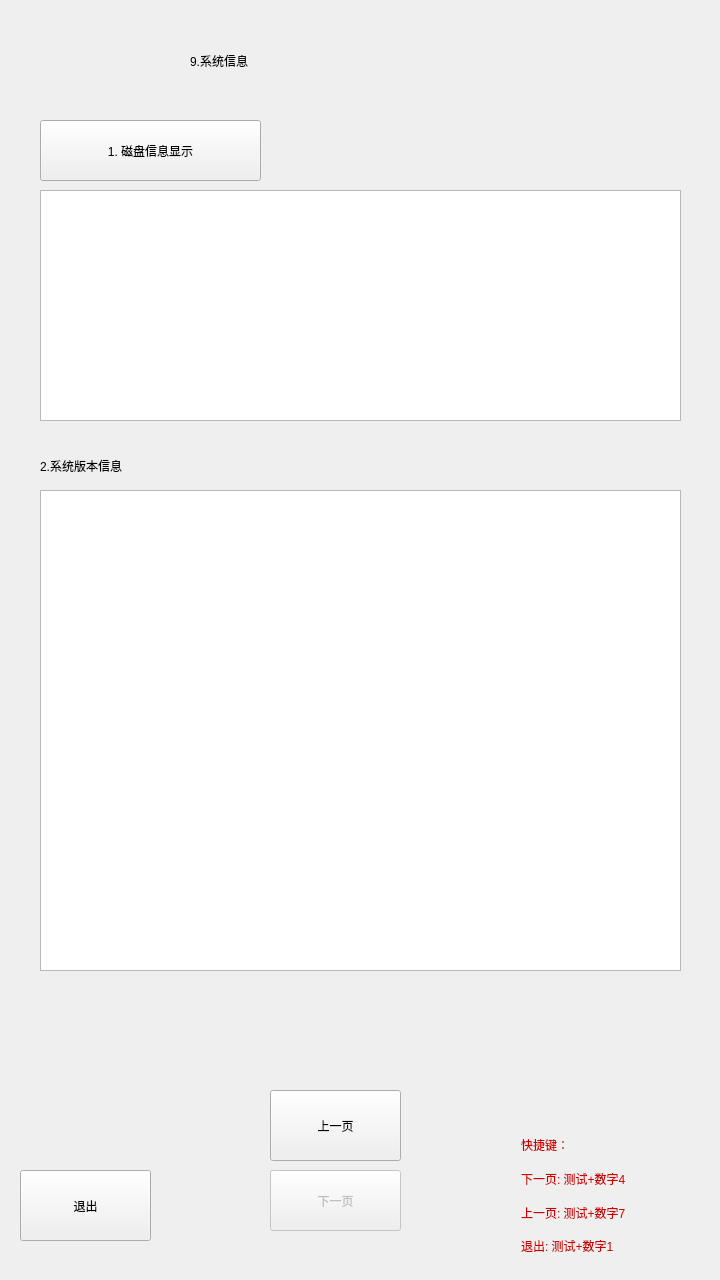
zhaozhi0810/qt5-rk3399-test-2023-05-gz, file widget.ui: the form before one commit.
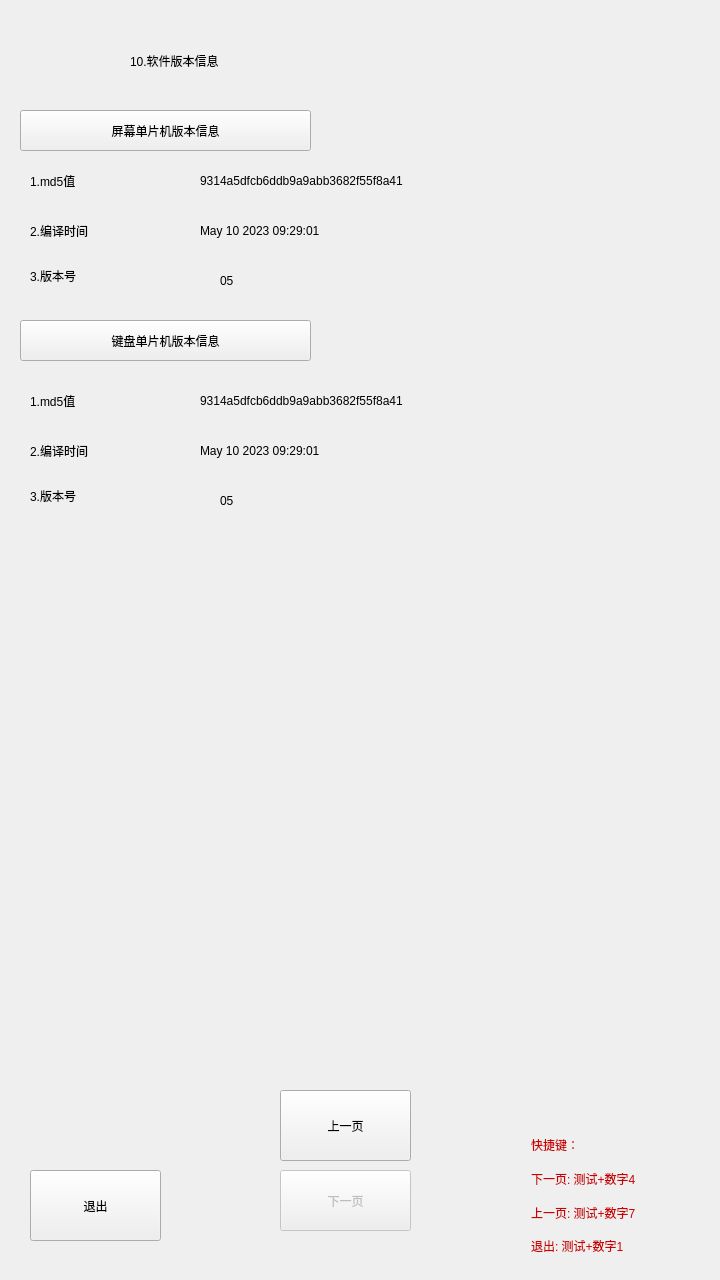
The form after the commit.

```diff
--- a/widget.ui
+++ b/widget.ui
@@ -32,7 +32,7 @@
     </sizepolicy>
    </property>
    <property name="currentIndex">
-    <number>8</number>
+    <number>9</number>
    </property>
    <widget class="QWidget" name="page">
     <widget class="QWidget" name="verticalLayoutWidget">
@@ -4743,7 +4743,7 @@
     </widget>
     <widget class="QPushButton" name="pushButton_Next9">
      <property name="enabled">
-      <bool>false</bool>
+      <bool>true</bool>
      </property>
      <property name="geometry">
       <rect>
@@ -4897,6 +4897,364 @@
      </property>
     </widget>
    </widget>
+   <widget class="QWidget" name="page_10">
+    <widget class="QLabel" name="label_Page10_title">
+     <property name="geometry">
+      <rect>
+       <x>130</x>
+       <y>10</y>
+       <width>441</width>
+       <height>101</height>
+      </rect>
+     </property>
+     <property name="styleSheet">
+      <string notr="true">font: 40pt &quot;Ubuntu&quot;;</string>
+     </property>
+     <property name="text">
+      <string>10.软件版本信息</string>
+     </property>
+    </widget>
+    <widget class="QPushButton" name="pushButton_lcd_mcu_info">
+     <property name="geometry">
+      <rect>
+       <x>20</x>
+       <y>110</y>
+       <width>291</width>
+       <height>41</height>
+      </rect>
+     </property>
+     <property name="styleSheet">
+      <string notr="true">font: 20pt &quot;Ubuntu&quot;;</string>
+     </property>
+     <property name="text">
+      <string>屏幕单片机版本信息</string>
+     </property>
+    </widget>
+    <widget class="QPushButton" name="pushButton_key_mcu_info">
+     <property name="geometry">
+      <rect>
+       <x>20</x>
+       <y>320</y>
+       <width>291</width>
+       <height>41</height>
+      </rect>
+     </property>
+     <property name="styleSheet">
+      <string notr="true">font: 20pt &quot;Ubuntu&quot;;</string>
+     </property>
+     <property name="text">
+      <string>键盘单片机版本信息</string>
+     </property>
+    </widget>
+    <widget class="QLabel" name="label_16">
+     <property name="geometry">
+      <rect>
+       <x>30</x>
+       <y>160</y>
+       <width>141</width>
+       <height>41</height>
+      </rect>
+     </property>
+     <property name="styleSheet">
+      <string notr="true">font: 20pt &quot;Ubuntu&quot;;</string>
+     </property>
+     <property name="text">
+      <string>1.md5值</string>
+     </property>
+    </widget>
+    <widget class="QLabel" name="label_58">
+     <property name="geometry">
+      <rect>
+       <x>30</x>
+       <y>210</y>
+       <width>141</width>
+       <height>41</height>
+      </rect>
+     </property>
+     <property name="styleSheet">
+      <string notr="true">font: 20pt &quot;Ubuntu&quot;;</string>
+     </property>
+     <property name="text">
+      <string>2.编译时间</string>
+     </property>
+    </widget>
+    <widget class="QLabel" name="label_59">
+     <property name="geometry">
+      <rect>
+       <x>30</x>
+       <y>260</y>
+       <width>121</width>
+       <height>31</height>
+      </rect>
+     </property>
+     <property name="styleSheet">
+      <string notr="true">font: 20pt &quot;Ubuntu&quot;;</string>
+     </property>
+     <property name="text">
+      <string>3.版本号</string>
+     </property>
+    </widget>
+    <widget class="QLabel" name="label_lcd_mcu_md5">
+     <property name="geometry">
+      <rect>
+       <x>200</x>
+       <y>160</y>
+       <width>511</width>
+       <height>41</height>
+      </rect>
+     </property>
+     <property name="styleSheet">
+      <string notr="true">font: 20pt &quot;Ubuntu&quot;;</string>
+     </property>
+     <property name="text">
+      <string>9314a5dfcb6ddb9a9abb3682f55f8a41</string>
+     </property>
+    </widget>
+    <widget class="QLabel" name="label_lcd_mcu_time">
+     <property name="geometry">
+      <rect>
+       <x>200</x>
+       <y>210</y>
+       <width>381</width>
+       <height>41</height>
+      </rect>
+     </property>
+     <property name="styleSheet">
+      <string notr="true">font: 20pt &quot;Ubuntu&quot;;</string>
+     </property>
+     <property name="text">
+      <string>May 10 2023 09:29:01</string>
+     </property>
+    </widget>
+    <widget class="QLabel" name="label_lcd_mcu_version">
+     <property name="geometry">
+      <rect>
+       <x>220</x>
+       <y>260</y>
+       <width>151</width>
+       <height>41</height>
+      </rect>
+     </property>
+     <property name="styleSheet">
+      <string notr="true">font: 20pt &quot;Ubuntu&quot;;</string>
+     </property>
+     <property name="text">
+      <string>05</string>
+     </property>
+    </widget>
+    <widget class="QLabel" name="label_101">
+     <property name="geometry">
+      <rect>
+       <x>30</x>
+       <y>430</y>
+       <width>141</width>
+       <height>41</height>
+      </rect>
+     </property>
+     <property name="styleSheet">
+      <string notr="true">font: 20pt &quot;Ubuntu&quot;;</string>
+     </property>
+     <property name="text">
+      <string>2.编译时间</string>
+     </property>
+    </widget>
+    <widget class="QLabel" name="label_102">
+     <property name="geometry">
+      <rect>
+       <x>30</x>
+       <y>380</y>
+       <width>141</width>
+       <height>41</height>
+      </rect>
+     </property>
+     <property name="styleSheet">
+      <string notr="true">font: 20pt &quot;Ubuntu&quot;;</string>
+     </property>
+     <property name="text">
+      <string>1.md5值</string>
+     </property>
+    </widget>
+    <widget class="QLabel" name="label_key_mcu_time">
+     <property name="geometry">
+      <rect>
+       <x>200</x>
+       <y>430</y>
+       <width>381</width>
+       <height>41</height>
+      </rect>
+     </property>
+     <property name="styleSheet">
+      <string notr="true">font: 20pt &quot;Ubuntu&quot;;</string>
+     </property>
+     <property name="text">
+      <string>May 10 2023 09:29:01</string>
+     </property>
+    </widget>
+    <widget class="QLabel" name="label_104">
+     <property name="geometry">
+      <rect>
+       <x>30</x>
+       <y>480</y>
+       <width>121</width>
+       <height>31</height>
+      </rect>
+     </property>
+     <property name="styleSheet">
+      <string notr="true">font: 20pt &quot;Ubuntu&quot;;</string>
+     </property>
+     <property name="text">
+      <string>3.版本号</string>
+     </property>
+    </widget>
+    <widget class="QLabel" name="label_key_mcu_md5">
+     <property name="geometry">
+      <rect>
+       <x>200</x>
+       <y>380</y>
+       <width>511</width>
+       <height>41</height>
+      </rect>
+     </property>
+     <property name="styleSheet">
+      <string notr="true">font: 20pt &quot;Ubuntu&quot;;</string>
+     </property>
+     <property name="text">
+      <string>9314a5dfcb6ddb9a9abb3682f55f8a41</string>
+     </property>
+    </widget>
+    <widget class="QLabel" name="label_key_mcu_version">
+     <property name="geometry">
+      <rect>
+       <x>220</x>
+       <y>480</y>
+       <width>151</width>
+       <height>41</height>
+      </rect>
+     </property>
+     <property name="styleSheet">
+      <string notr="true">font: 20pt &quot;Ubuntu&quot;;</string>
+     </property>
+     <property name="text">
+      <string>05</string>
+     </property>
+    </widget>
+    <widget class="QPushButton" name="pushButton_Next10">
+     <property name="enabled">
+      <bool>false</bool>
+     </property>
+     <property name="geometry">
+      <rect>
+       <x>280</x>
+       <y>1170</y>
+       <width>131</width>
+       <height>61</height>
+      </rect>
+     </property>
+     <property name="focusPolicy">
+      <enum>Qt::NoFocus</enum>
+     </property>
+     <property name="styleSheet">
+      <string notr="true">font: 20pt &quot;Ubuntu&quot;;</string>
+     </property>
+     <property name="text">
+      <string>下一页</string>
+     </property>
+    </widget>
+    <widget class="QPushButton" name="pushButton_Exit10">
+     <property name="geometry">
+      <rect>
+       <x>30</x>
+       <y>1170</y>
+       <width>131</width>
+       <height>71</height>
+      </rect>
+     </property>
+     <property name="focusPolicy">
+      <enum>Qt::NoFocus</enum>
+     </property>
+     <property name="styleSheet">
+      <string notr="true">font: 20pt &quot;Ubuntu&quot;;</string>
+     </property>
+     <property name="text">
+      <string>退出</string>
+     </property>
+    </widget>
+    <widget class="QPushButton" name="pushButton_Last10">
+     <property name="geometry">
+      <rect>
+       <x>280</x>
+       <y>1090</y>
+       <width>131</width>
+       <height>71</height>
+      </rect>
+     </property>
+     <property name="focusPolicy">
+      <enum>Qt::NoFocus</enum>
+     </property>
+     <property name="styleSheet">
+      <string notr="true">font: 20pt &quot;Ubuntu&quot;;</string>
+     </property>
+     <property name="text">
+      <string>上一页</string>
+     </property>
+    </widget>
+    <widget class="QWidget" name="verticalLayoutWidget_18">
+     <property name="geometry">
+      <rect>
+       <x>520</x>
+       <y>1120</y>
+       <width>191</width>
+       <height>151</height>
+      </rect>
+     </property>
+     <layout class="QVBoxLayout" name="verticalLayout_18">
+      <item>
+       <widget class="QLabel" name="label_103">
+        <property name="styleSheet">
+         <string notr="true">font: 15pt &quot;Ubuntu&quot;;
+color: rgb(204, 0, 0);</string>
+        </property>
+        <property name="text">
+         <string>快捷键：</string>
+        </property>
+       </widget>
+      </item>
+      <item>
+       <widget class="QLabel" name="label_105">
+        <property name="styleSheet">
+         <string notr="true">font: 15pt &quot;Ubuntu&quot;;
+color: rgb(204, 0, 0);</string>
+        </property>
+        <property name="text">
+         <string>下一页: 测试+数字4</string>
+        </property>
+       </widget>
+      </item>
+      <item>
+       <widget class="QLabel" name="label_106">
+        <property name="styleSheet">
+         <string notr="true">font: 15pt &quot;Ubuntu&quot;;
+color: rgb(204, 0, 0);</string>
+        </property>
+        <property name="text">
+         <string>上一页: 测试+数字7</string>
+        </property>
+       </widget>
+      </item>
+      <item>
+       <widget class="QLabel" name="label_107">
+        <property name="styleSheet">
+         <string notr="true">font: 15pt &quot;Ubuntu&quot;;
+color: rgb(204, 0, 0);</string>
+        </property>
+        <property name="text">
+         <string>退出: 测试+数字1</string>
+        </property>
+       </widget>
+      </item>
+     </layout>
+    </widget>
+   </widget>
   </widget>
  </widget>
  <layoutdefault spacing="6" margin="11"/>
```
